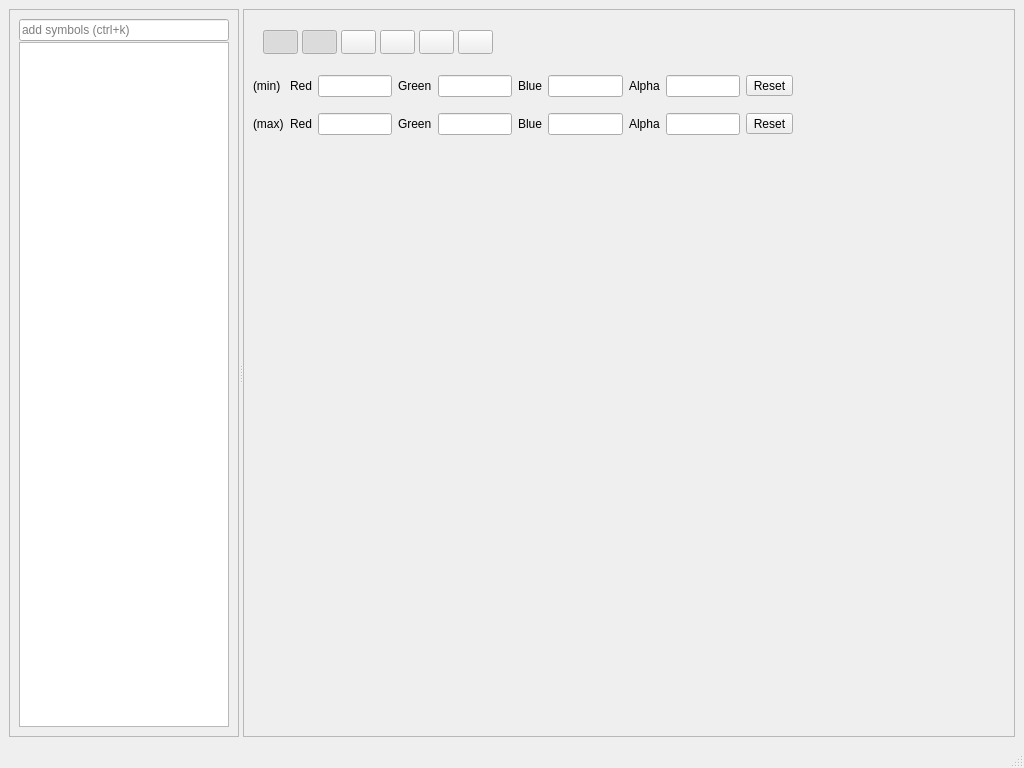
First picture: the form in ui/main_window.ui, repository OpenImageDebugger/OpenImageDebugger, before the edit.
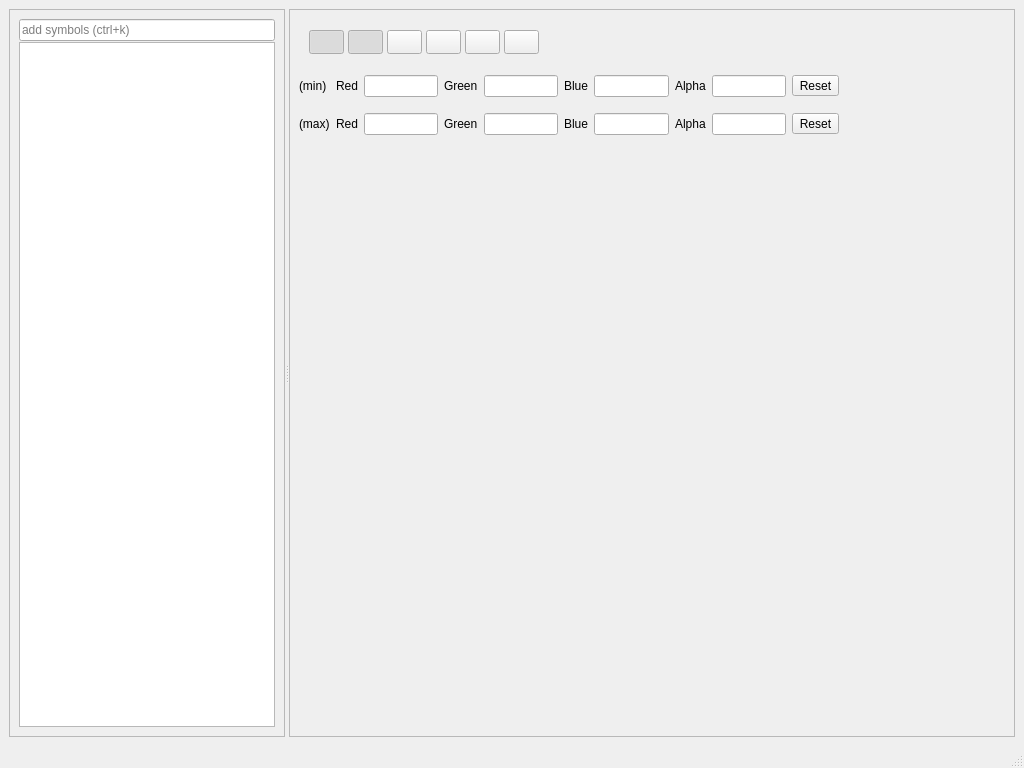
Second picture: the form after the edit. Icons and pictures are not drawn. Custom widgets are drawn as their Qt base class.

Commit message:
Change symbol list from IconMode to ListMode
This allows the icons to be moved freely; furthermore, we make better
use of the available space.

What changed in the file:
```diff
--- a/ui/main_window.ui
+++ b/ui/main_window.ui
@@ -46,7 +46,7 @@
             </property>
             <property name="maximumSize">
              <size>
-              <width>210</width>
+              <width>16777215</width>
               <height>16777215</height>
              </size>
             </property>
@@ -67,7 +67,7 @@
              <bool>true</bool>
             </property>
             <property name="sizePolicy">
-             <sizepolicy hsizetype="Fixed" vsizetype="Expanding">
+             <sizepolicy hsizetype="Expanding" vsizetype="Expanding">
               <horstretch>0</horstretch>
               <verstretch>0</verstretch>
              </sizepolicy>
@@ -80,7 +80,7 @@
             </property>
             <property name="maximumSize">
              <size>
-              <width>210</width>
+              <width>16777215</width>
               <height>16777215</height>
              </size>
             </property>
@@ -104,15 +104,18 @@
             </property>
             <property name="iconSize">
              <size>
-              <width>200</width>
-              <height>200</height>
+              <width>100</width>
+              <height>100</height>
              </size>
             </property>
             <property name="resizeMode">
              <enum>QListView::Adjust</enum>
             </property>
+            <property name="spacing">
+             <number>4</number>
+            </property>
             <property name="viewMode">
-             <enum>QListView::IconMode</enum>
+             <enum>QListView::ListMode</enum>
             </property>
            </widget>
           </item>
```
Left out of the diff: 8 changed lines with no effect on the pictures. The commit also changes 1 other file.
